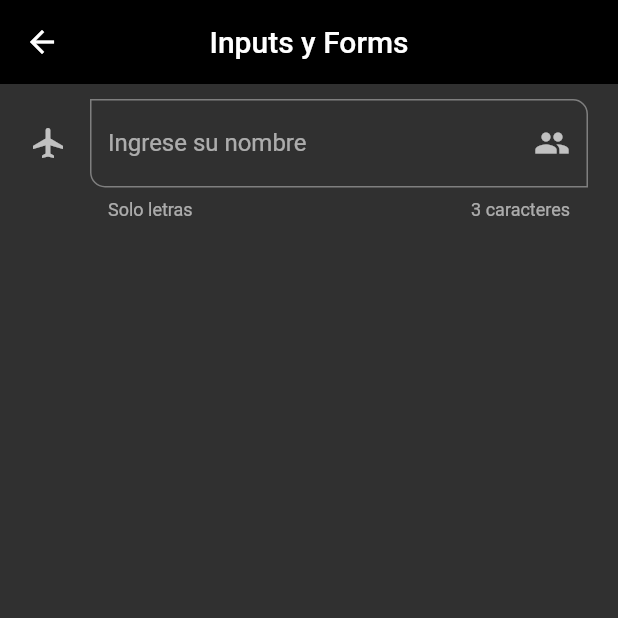
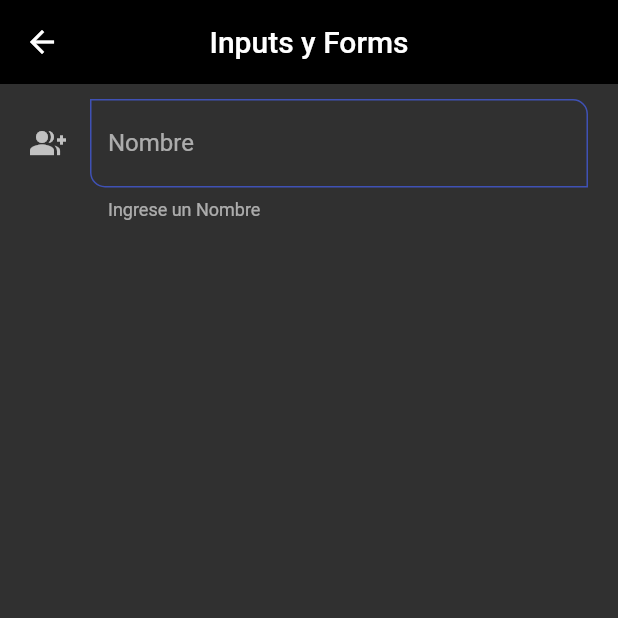
Before and after one commit to Deadmanw/ComponentesFLutter, a Flutter app: the InputsScreen screen opened by its route, on a phone screen of 412 x 824 dp, the top half of it. Run offline on Flutter 3.47's test engine with Material 2 defaults, Android fonts, the phone set to English and light mode, and no system bars.

Commit message:
Inputs personalizado

```diff
--- a/lib/screens/inputsScreens.dart
+++ b/lib/screens/inputsScreens.dart
@@ -1,4 +1,6 @@
 import 'package:flutter/material.dart';
+
+import '../widgets/widgets.dart';
 
 class InputsScreen extends StatelessWidget {
   const InputsScreen({Key? key}) : super(key: key);
@@ -12,32 +14,11 @@ class InputsScreen extends StatelessWidget {
           padding: const EdgeInsets.symmetric(horizontal: 20, vertical: 10),
           child: Column(
             children: [
-              TextFormField(
-                autofocus: false,
-                decoration: const InputDecoration(
-                  labelText: 'Ingrese su nombre',
-                  hintText: 'Nombre del usuario',
-                  helperText: 'Solo letras',
-                  counterText: '3 caracteres',
-                  suffixIcon: Icon(Icons.group),
-                  //prefixIcon: Icon(Icons.usb_rounded),
-                  icon: Icon(Icons.airplanemode_active),
-                  border: OutlineInputBorder(
-                    borderRadius: BorderRadius.only(
-                        bottomLeft: Radius.circular(10),
-                        topRight: Radius.circular(10)),
-                  ),
-                ),
-                initialValue: '',
-                textCapitalization: TextCapitalization.words,
-                onChanged: (value) {
-                  print('value $value');
-                },
-                validator: (value) {
-                  if (value == null) return 'este campo es requerido';
-                  return value.length < 3 ? 'minimo 3 caracteres' : null;
-                },
-                autovalidateMode: AutovalidateMode.onUserInteraction,
+              customInputField(
+                labelText: 'Nombre',
+                hintext: 'Nombre del usuario',
+                helperText: 'Ingrese un Nombre',
+                icon: Icons.group_add,
               )
             ],
           ),
--- a/lib/widgets/appBarP.dart
+++ b/lib/widgets/appBarP.dart
@@ -22,6 +22,34 @@ class appTheme {
         primary: indigoColor,
         shape: const StadiumBorder(),
         elevation: 5,
-      )));
+      ),
+    ),
+    //input decoratio
+    inputDecorationTheme: const InputDecorationTheme(
+      floatingLabelStyle: TextStyle(color: indigoColor),
+      enabledBorder: OutlineInputBorder(
+        borderSide: BorderSide(color: indigoColor),
+        borderRadius: BorderRadius.only(
+          bottomLeft: Radius.circular(10),
+          topRight: Radius.circular(10),
+        ),
+      ),
+      focusedBorder: OutlineInputBorder(
+        borderSide: BorderSide(color: indigoColor),
+        borderRadius: BorderRadius.only(
+          bottomLeft: Radius.circular(10),
+          topRight: Radius.circular(10),
+        ),
+      ),
+      border: OutlineInputBorder(
+        borderRadius: BorderRadius.only(
+          bottomLeft: Radius.circular(10),
+          topRight: Radius.circular(10),
+        ),
+      ),
+    ),
+  );
+
+  //rareTheme
   static final ThemeData rareTheme = ThemeData().copyWith();
 }
--- /dev/null
+++ b/lib/widgets/customInputField.dart
@@ -0,0 +1,56 @@
+import 'package:flutter/material.dart';
+
+class customInputField extends StatelessWidget {
+  final String? hintext;
+  final String? labelText;
+  final String? helperText;
+  final String? counterText;
+  final IconData? icon;
+  final IconData? suffixIcon;
+
+  const customInputField({
+    Key? key,
+    this.hintext,
+    this.labelText,
+    this.helperText,
+    this.counterText,
+    this.icon,
+    this.suffixIcon,
+  }) : super(key: key);
+
+  @override
+  Widget build(BuildContext context) {
+    return TextFormField(
+      autofocus: false,
+      decoration: InputDecoration(
+        labelText: labelText ?? '',
+        hintText: hintext ?? '',
+        helperText: helperText ?? '',
+        counterText: counterText ?? '',
+        suffixIcon: suffixIcon == null ? null : Icon(suffixIcon),
+        //prefixIcon: Icon(Icons.usb_rounded),
+        icon: icon == null ? null : Icon(icon),
+        /* focusedBorder: OutlineInputBorder(
+          borderSide: BorderSide(
+            color: Colors.green,
+          ),
+        ),
+        border: OutlineInputBorder(
+          borderRadius: BorderRadius.only(
+              bottomLeft: Radius.circular(10),
+              topRight: Radius.circular(10)),
+        ), */
+      ),
+      initialValue: '',
+      textCapitalization: TextCapitalization.words,
+      onChanged: (value) {
+        print('value $value');
+      },
+      validator: (value) {
+        if (value == null) return 'este campo es requerido';
+        return value.length < 3 ? counterText : null;
+      },
+      autovalidateMode: AutovalidateMode.onUserInteraction,
+    );
+  }
+}
--- a/lib/widgets/widgets.dart
+++ b/lib/widgets/widgets.dart
@@ -1,2 +1,3 @@
 export 'package:compoentesvarios/widgets/customCard.dart';
 export 'package:compoentesvarios/widgets/customCard2.dart';
+export 'package:compoentesvarios/widgets/customInputField.dart';
```
Lines whose indentation alone changed are shown as unchanged.
